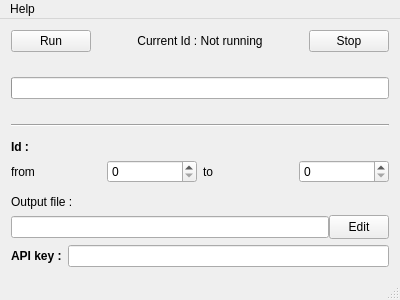
First picture: the form in mainwindow.ui, repository AntoineCollot/MovieBot_JSONParseur, before the edit.
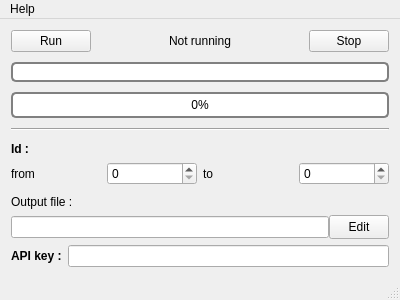
Second picture: the form after the edit.

```diff
--- a/mainwindow.ui
+++ b/mainwindow.ui
@@ -21,7 +21,7 @@
     <item>
      <layout class="QVBoxLayout" name="verticalLayout">
       <property name="spacing">
-       <number>25</number>
+       <number>10</number>
       </property>
       <property name="sizeConstraint">
        <enum>QLayout::SetDefaultConstraint</enum>
@@ -44,7 +44,7 @@
            </sizepolicy>
           </property>
           <property name="text">
-           <string>&lt;html&gt;&lt;head/&gt;&lt;body&gt;&lt;p&gt;Current Id : Not running&lt;/p&gt;&lt;/body&gt;&lt;/html&gt;</string>
+           <string>&lt;html&gt;&lt;head/&gt;&lt;body&gt;&lt;p&gt;Not running&lt;/p&gt;&lt;/body&gt;&lt;/html&gt;</string>
           </property>
           <property name="alignment">
            <set>Qt::AlignCenter</set>
@@ -61,7 +61,25 @@
        </layout>
       </item>
       <item>
-       <widget class="QProgressBar" name="progressBar">
+       <widget class="QProgressBar" name="progressBarCurrent">
+        <property name="maximumSize">
+         <size>
+          <width>16777215</width>
+          <height>20</height>
+         </size>
+        </property>
+        <property name="styleSheet">
+         <string notr="true">QProgressBar {
+    border: 2px solid grey;
+    border-radius: 5px;
+    text-align: center;
+}
+
+QProgressBar::chunk {
+    background-color: #05B8CC;
+    width: 20px;
+}</string>
+        </property>
         <property name="maximum">
          <number>5</number>
         </property>
@@ -79,6 +97,32 @@
         </property>
        </widget>
       </item>
+      <item>
+       <widget class="QProgressBar" name="progressBarTotal">
+        <property name="styleSheet">
+         <string notr="true">QProgressBar {
+    border: 2px solid grey;
+    border-radius: 5px;
+    text-align: center;
+}
+
+QProgressBar::chunk {
+    background-color: #33CC33;
+    width: 10px;
+    margin: 0.5px;
+}</string>
+        </property>
+        <property name="value">
+         <number>0</number>
+        </property>
+        <property name="alignment">
+         <set>Qt::AlignCenter</set>
+        </property>
+        <property name="format">
+         <string>%p%</string>
+        </property>
+       </widget>
+      </item>
       <item>
        <widget class="Line" name="line">
         <property name="orientation">
```
Left out of the diff: 7 changed lines with no effect on the pictures.
